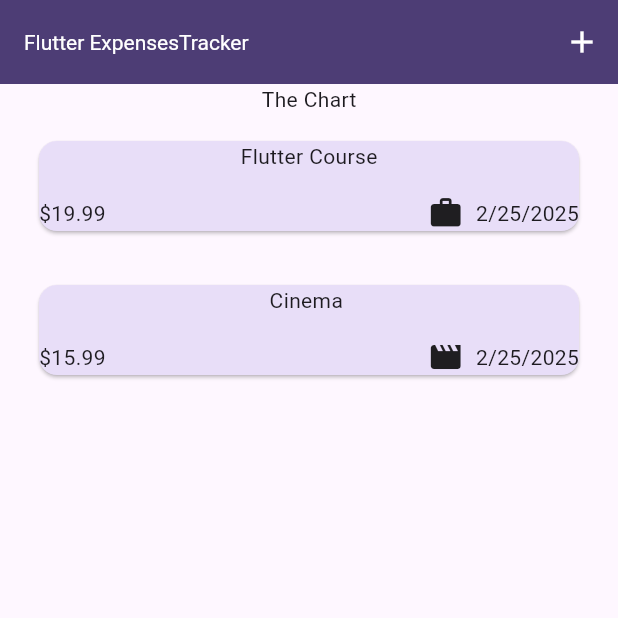
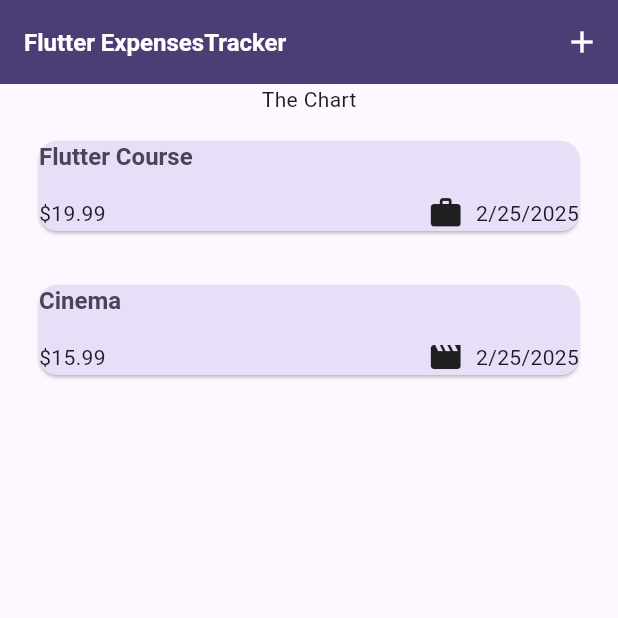
Before and after one commit to ishanahmad90/expense_tracker, a Flutter app: the screen it shows after launch, on a phone screen of 412 x 824 dp, the top half of it. Run offline on Flutter 3.47's test engine with Material 3 defaults, Android fonts, the phone set to English and light mode, and no system bars.

Commit message:
Update theme

```diff
--- a/lib/widgets/expenses_list/expenses_item.dart
+++ b/lib/widgets/expenses_list/expenses_item.dart
@@ -13,9 +13,10 @@ class ExpenseItem extends StatelessWidget {
         vertical: 10,
       ),
       child: Card(
-        child: Column(children: [
+        child: Column(crossAxisAlignment: CrossAxisAlignment.start, children: [
           Text(
             expense.title,
+            style: Theme.of(context).textTheme.titleLarge,
           ),
           const SizedBox(height: 16),
           Row(
--- a/lib/widgets/expenses_list/expenses_list.dart
+++ b/lib/widgets/expenses_list/expenses_list.dart
@@ -17,6 +17,13 @@ class ExpensesList extends StatelessWidget {
           key: ValueKey(
             expenses[index],
           ),
+          background: Container(
+            // ignore: deprecated_member_use
+            color: Theme.of(context).colorScheme.error.withOpacity(0.75),
+            margin: EdgeInsets.symmetric(
+              horizontal: Theme.of(context).cardTheme.margin!.horizontal,
+            ),
+          ),
           onDismissed: (direction) {
             onRemoveExpenses(expenses[index]);
           },
```
Also changed, not shown: lib/main.dart (+22 -3 lines).
